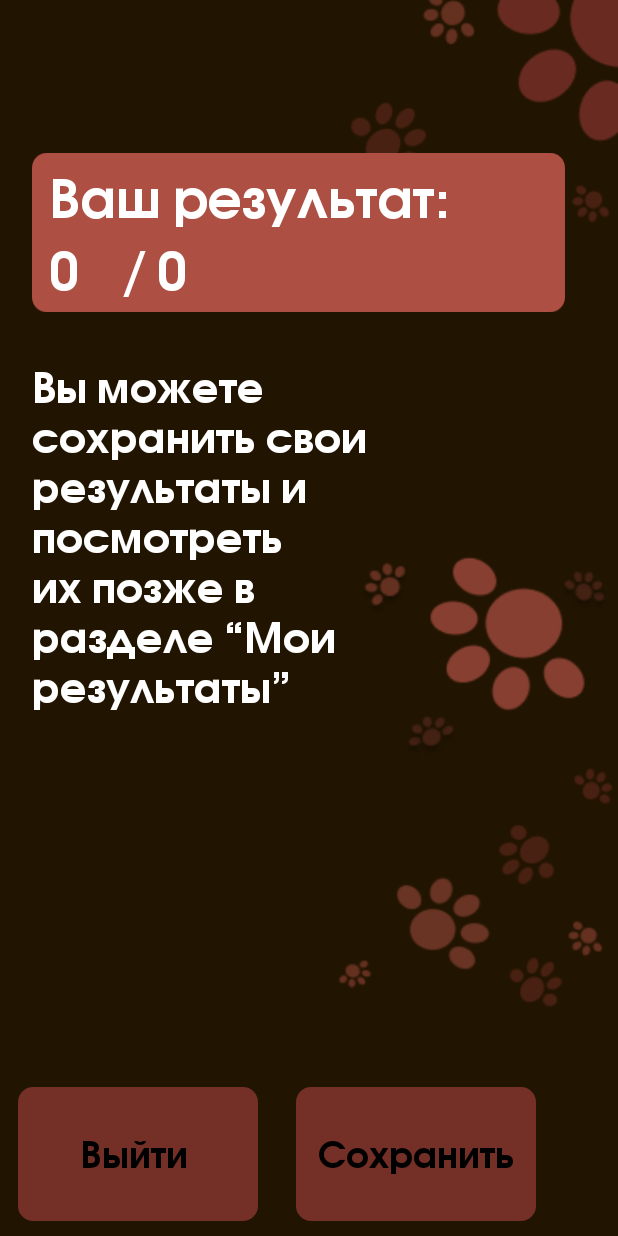
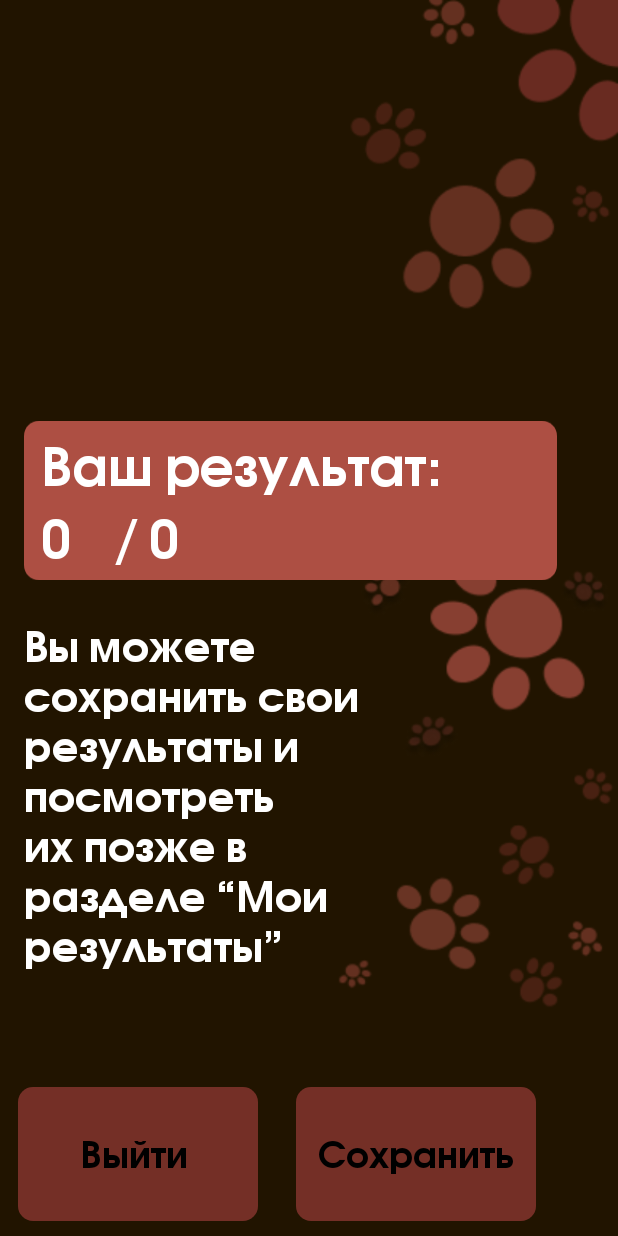
Before and after one commit to PDorofeeva/MyProject2, an Android app: the MathTestResult screen opened through its navigation route, on a phone screen of 412 x 824 dp. Run offline under Robolectric (Android 15) with nearby library versions, the phone set to English and light mode, and no system bars; our stand-ins replace Firebase (no records; nobody signed in at launch, a user with empty details on screens opened directly), data binding.

```diff
--- a/app/src/main/java/com/example/myproject/HistoryOfResults.java
+++ b/app/src/main/java/com/example/myproject/HistoryOfResults.java
@@ -44,8 +44,8 @@ public class HistoryOfResults extends Fragment {
                              Bundle savedInstanceState) {
         binding = FragmentHistoryOfResultsBinding.inflate(inflater, container, false);
         orderViewModel = new ViewModelProvider(requireActivity()).get(OrderViewModel.class);
-        binding.setViewModel(orderViewModel);
-        binding.setLifecycleOwner(this);
+        //binding.setViewModel(orderViewModel);
+        //binding.setLifecycleOwner(this);
         // Inflate the layout for this fragment
         return binding.getRoot();
     }
@@ -53,7 +53,6 @@ public class HistoryOfResults extends Fragment {
     @Override
     public void onViewCreated(@NonNull View view, @Nullable Bundle savedInstanceState) {
         super.onViewCreated(view, savedInstanceState);
-
         binding.imageButton9.setOnClickListener(view2 -> goToBackScreen());
     }
     public void goToBackScreen() {
--- a/app/src/main/java/com/example/myproject/MathTestResult.java
+++ b/app/src/main/java/com/example/myproject/MathTestResult.java
@@ -11,15 +11,20 @@ import androidx.navigation.Navigation;
 import android.view.LayoutInflater;
 import android.view.View;
 import android.view.ViewGroup;
+import android.widget.TextView;
+import android.widget.Toast;
 
 import com.example.myproject.databinding.FragmentMathTestResultBinding;
 import com.example.myproject.databinding.FragmentScoreAnswerBinding;
 import com.example.myproject.model.OrderViewModel;
 import com.google.firebase.auth.FirebaseAuth;
+import com.google.firebase.database.DatabaseReference;
+import com.google.firebase.database.FirebaseDatabase;
 
 public class MathTestResult extends Fragment {
-    private FirebaseAuth auth;
+    private DatabaseReference dataBase;
     private OrderViewModel orderViewModelPr;
+    private TextView textView25, textView42;
     public FragmentMathTestResultBinding fragmentMathTestResultBinding;
 
     public MathTestResult() {
@@ -45,14 +50,21 @@ public class MathTestResult extends Fragment {
     @Override
     public void onViewCreated(@NonNull View view, @Nullable Bundle savedInstanceState) {
         super.onViewCreated(view, savedInstanceState);
+        textView25 = view.findViewById(R.id.textView25);
+        textView42 = view.findViewById(R.id.textView42);
         fragmentMathTestResultBinding.imageButton2.setOnClickListener(view1 -> goToBackScreen());
         fragmentMathTestResultBinding.imageButton12.setOnClickListener(view2 -> goToNextScreen());
-        auth = FirebaseAuth.getInstance();
-        auth.getCurrentUser();
     }
 
     public void goToNextScreen(){
+        dataBase = FirebaseDatabase.getInstance().getReference("Users");
+        String answer = textView25.getText().toString();
+        String count = textView42.getText().toString();
+        UserInfo User = new UserInfo(FirebaseAuth.getInstance().getUid(), answer, count);//!
         Navigation.findNavController(requireView()).navigate(R.id.action_mathTestResult_to_historyOfResults);
+        dataBase.push().setValue(User);
+        Toast.makeText(getActivity(), "Success", Toast.LENGTH_SHORT).show();
+        //Database.child("User").child(FirebaseAuth.getInstance().getUid()).child("answer").setValue(fragmentMathTestResultBinding.textView42.getText().toString());
     }
 
     public void goToBackScreen() {
--- a/app/src/main/res/layout/fragment_math_test_result.xml
+++ b/app/src/main/res/layout/fragment_math_test_result.xml
@@ -23,12 +23,12 @@
                 android:id="@+id/imageView23"
                 android:layout_width="355dp"
                 android:layout_height="143dp"
-                android:layout_marginTop="14dp"
+                android:layout_marginBottom="8dp"
                 android:src="@drawable/rectangle_35"
+                app:layout_constraintBottom_toTopOf="@+id/textView47"
                 app:layout_constraintEnd_toEndOf="parent"
-                app:layout_constraintHorizontal_bias="0.372"
-                app:layout_constraintStart_toStartOf="parent"
-                app:layout_constraintTop_toBottomOf="@+id/textView44" />
+                app:layout_constraintHorizontal_bias="0.285"
+                app:layout_constraintStart_toStartOf="parent" />
 
             <TextView
                 android:id="@+id/textView23"
@@ -119,15 +119,15 @@
 
             <TextView
                 android:id="@+id/textView47"
-                android:layout_width="227dp"
-                android:layout_height="301dp"
-                android:layout_marginTop="14dp"
+                android:layout_width="232dp"
+                android:layout_height="265dp"
+                android:layout_marginBottom="76dp"
                 android:fontFamily="@font/secondfont"
                 android:text="Вы можете сохранить свои результаты и посмотреть их позже в разделе “Мои результаты”"
                 android:textColor="#FFFFFF"
                 android:textSize="28sp"
-                app:layout_constraintStart_toStartOf="@+id/imageView23"
-                app:layout_constraintTop_toBottomOf="@+id/imageView23" />
+                app:layout_constraintBottom_toTopOf="@+id/textView43"
+                app:layout_constraintStart_toStartOf="@+id/imageView23" />
 
             <ImageButton
                 android:id="@+id/imageButton12"
```
Also changed, not shown: app/src/main/java/com/example/myproject/LogIn.java (+1 -43 lines), app/src/main/java/com/example/myproject/Practice.java (+4 -4 lines), app/src/main/java/com/example/myproject/UserInfo.java (+5 -5 lines), app/src/main/res/layout/fragment_history_of_results.xml (+2 -7 lines).
